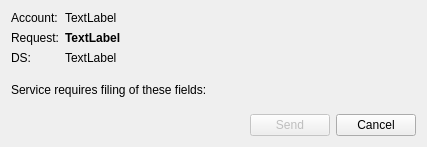
This is src/gov_services/ui/dlg_gov_service.ui in psakar/datovka as Qt 5 draws it before an edit. The edited form follows.
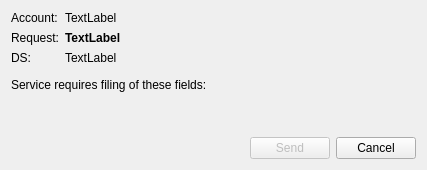
This is the edited form. Icons and pictures are not drawn.

Commit message: Added calendar widget to gov form layout

Patch:
```diff
--- a/src/gov_services/ui/dlg_gov_service.ui
+++ b/src/gov_services/ui/dlg_gov_service.ui
@@ -7,7 +7,7 @@
     <x>0</x>
     <y>0</y>
     <width>427</width>
-    <height>147</height>
+    <height>170</height>
    </rect>
   </property>
   <property name="windowTitle">
@@ -86,6 +86,28 @@
    <item>
     <layout class="QFormLayout" name="formGovLayout"/>
    </item>
+   <item>
+    <widget class="QLabel" name="invalidValueLabel">
+     <property name="enabled">
+      <bool>false</bool>
+     </property>
+     <property name="font">
+      <font>
+       <weight>75</weight>
+       <bold>true</bold>
+      </font>
+     </property>
+     <property name="text">
+      <string notr="true"/>
+     </property>
+     <property name="alignment">
+      <set>Qt::AlignCenter</set>
+     </property>
+     <property name="wordWrap">
+      <bool>true</bool>
+     </property>
+    </widget>
+   </item>
    <item>
     <layout class="QHBoxLayout" name="horizontalLayout">
      <item>
```
The commit also changes 4 other files.
